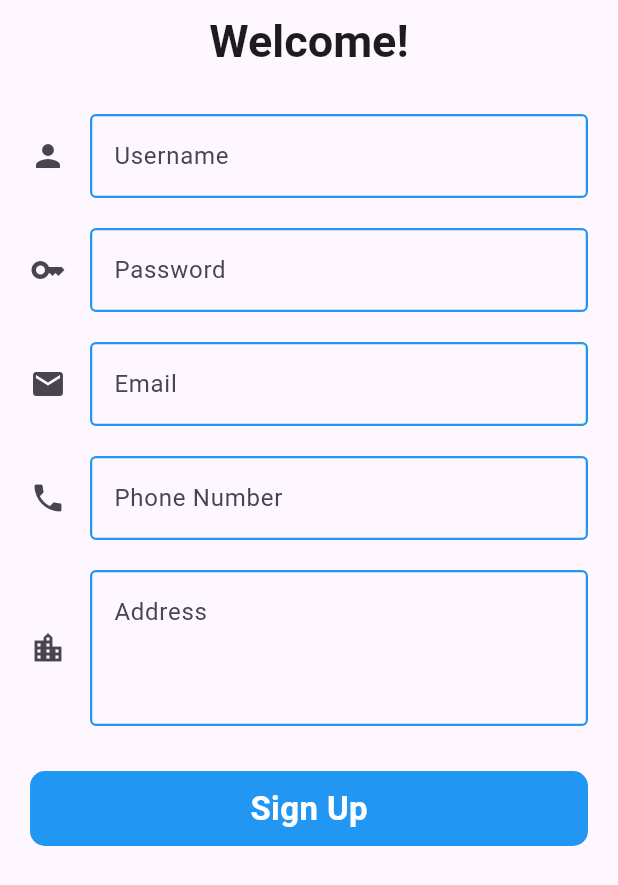
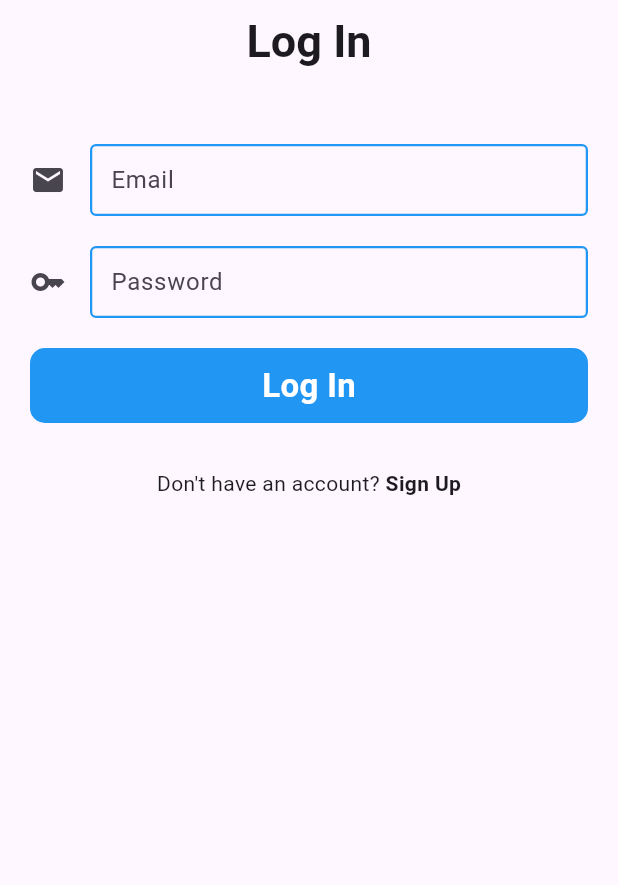
Before and after one commit to haadiyaa/firebase_usermanage, a Flutter app: the LoginPage screen opened directly, on a phone screen of 412 x 824 dp. Shown: the top 885 px of the screen. Run offline on Flutter 3.47's test engine with Material 3 defaults, Android fonts, the phone set to English and light mode, and no system bars; our stand-ins replace cloud_firestore, firebase_auth, firebase_core, get, google_sign_in; accounts and stored records are empty; network calls fail.

Commit message:
ui updated

```diff
--- /dev/null
+++ b/lib/controller/instancebinding.dart
@@ -0,0 +1,10 @@
+import 'package:firebasemain/controller/auth_controller.dart';
+import 'package:get/get.dart';
+
+class InstanceBinding extends Bindings {
+  @override
+  void dependencies() {
+    // TODO: implement dependencies
+    Get.lazyPut<AuthController>(() => AuthController());
+  }
+}
--- a/lib/main.dart
+++ b/lib/main.dart
@@ -1,6 +1,7 @@
 import 'package:firebase_core/firebase_core.dart';
+import 'package:firebasemain/controller/isSignedIn.dart';
 import 'package:firebasemain/firebase_options.dart';
-import 'package:firebasemain/view/screens/login_page.dart';
+import 'package:firebasemain/controller/instancebinding.dart';
 import 'package:flutter/material.dart';
 import 'package:get/get.dart';
 
@@ -16,7 +17,8 @@ class MyApp extends StatelessWidget {
   @override
   Widget build(BuildContext context) {
     return GetMaterialApp(
-      home: LoginPage(),
+      initialBinding: InstanceBinding(),
+      home: IsSignedIn(),
     );
   }
 }
--- a/lib/model/usermodel.dart
+++ b/lib/model/usermodel.dart
@@ -7,15 +7,15 @@ class UserModel {
     this.email,
     this.id,
     this.phone,
-    this.address,
   });
+
+
   factory UserModel.fromMap(DocumentSnapshot map) {
     return UserModel(
       id: map.id,
       username: map["username"],
       email: map["email"],
       phone: map["phone"],
-      address: map["address"],
     );
   }
   Map<String, dynamic> toMap() {
@@ -24,7 +24,6 @@ class UserModel {
       "username": username,
       "email": email,
       "phone": phone,
-      "address": address,
     };
   }
 }
--- a/lib/view/screens/login_page.dart
+++ /dev/null
@@ -1,103 +0,0 @@
-import 'package:firebasemain/controller/auth_controller.dart';
-import 'package:firebasemain/view/widgets/boxinputfield.dart';
-import 'package:flutter/material.dart';
-import 'package:get/get.dart';
-
-class LoginPage extends StatelessWidget {
-  LoginPage({super.key});
-
-  final ctrl = Get.put(AuthController());
-
-  @override
-  Widget build(BuildContext context) {
-    return Scaffold(
-      appBar: AppBar(
-        title: const Center(
-          child: Text(
-            "Welcome!",
-            style: TextStyle(
-              fontSize: 30,
-              fontWeight: FontWeight.bold,
-            ),
-          ),
-        ),
-      ),
-      body: Container(
-        padding: const EdgeInsets.all(20),
-        child: SingleChildScrollView(
-          child: Column(
-            children: [
-              BoxInputField(
-                controller: ctrl.signUsername,
-                placeholder: const Text("Username"),
-                icon: const Icon(Icons.person),
-              ),
-              const SizedBox(
-                height: 20,
-              ),
-              BoxInputField(
-                controller: ctrl.loginPassword,
-                placeholder: const Text('Password'),
-                icon: const Icon(Icons.key),
-              ),
-              const SizedBox(
-                height: 20,
-              ),
-              BoxInputField(
-                controller: ctrl.loginEmail,
-                placeholder: const Text("Email"),
-                icon: const Icon(Icons.email),
-              ),
-              const SizedBox(
-                height: 20,
-              ),
-              BoxInputField(
-                controller: ctrl.signPhone,
-                placeholder: const Text("Phone Number"),
-                icon: const Icon(Icons.phone),
-              ),
-              const SizedBox(
-                height: 20,
-              ),
-              BoxInputField(
-                controller: ctrl.signAddress,
-                placeholder: const Text("Address"),
-                icon: const Icon(Icons.location_city),
-                line: 3,
-              ),
-              const SizedBox(
-                height: 30,
-              ),
-              InkWell(
-                onTap: () async {
-                  ctrl.signUp();
-                },
-                child: Obx(
-                  () => Container(
-                    alignment: Alignment.center,
-                    height: 50,
-                    decoration: BoxDecoration(
-                      color: Colors.blue.shade500,
-                      borderRadius: BorderRadius.circular(10),
-                    ),
-                    child: ctrl.loading.value
-                        ? const CircularProgressIndicator(
-                            color: Colors.white,
-                          )
-                        : const Text(
-                            "Sign Up",
-                            style: TextStyle(
-                                color: Colors.white,
-                                fontSize: 22,
-                                fontWeight: FontWeight.bold),
-                          ),
-                  ),
-                ),
-              ),
-            ],
-          ),
-        ),
-      ),
-    );
-  }
-}
--- /dev/null
+++ b/lib/view/screens/loginpage.dart
@@ -0,0 +1,115 @@
+import 'package:firebasemain/controller/auth_controller.dart';
+import 'package:firebasemain/view/screens/signup_page.dart';
+import 'package:firebasemain/view/widgets/boxinputfield.dart';
+import 'package:flutter/material.dart';
+import 'package:get/get.dart';
+
+class LoginPage extends GetWidget<AuthController> {
+   LoginPage({super.key});
+
+    // final ctrl = Get.put(AuthController());
+    final TextEditingController email=TextEditingController();
+    final TextEditingController pass=TextEditingController();
+
+
+  @override
+  Widget build(BuildContext context) {
+    return Scaffold(
+      appBar: AppBar(
+        title: const Center(
+          child: Text(
+            "Log In",
+            style: TextStyle(
+              fontSize: 30,
+              fontWeight: FontWeight.bold,
+            ),
+          ),
+        ),
+      ),
+      body: Container(
+        padding: const EdgeInsets.all(20),
+        child: SingleChildScrollView(
+          child: Column(
+            children: [
+              // SizedBox(height: 20,),
+              // BoxInputField(
+              //   // controller: ctrl.signUsername,
+              //   placeholder: const Text("Username"),
+              //   icon: const Icon(Icons.person),
+              // ),
+              const SizedBox(
+                height: 20,
+              ),
+
+              BoxInputField(
+                // controller: ctrl.loginEmail,
+                controller: email,
+                placeholder: const Text("Email"),
+                icon: const Icon(Icons.email),
+              ),
+              const SizedBox(
+                height: 20,
+              ),
+              BoxInputField(
+                // controller: ctrl.loginPassword,
+                controller: pass,
+                placeholder: const Text('Password'),
+                icon: const Icon(Icons.key),
+              ),
+              const SizedBox(
+                height: 20,
+              ),
+              InkWell(
+                onTap: _login,
+                child:  Container(
+                    alignment: Alignment.center,
+                    height: 50,
+                    decoration: BoxDecoration(
+                      color: Colors.blue.shade500,
+                      borderRadius: BorderRadius.circular(10),
+                    ),
+                    child:
+                    // ctrl.loading.value
+                    //     ? const CircularProgressIndicator(
+                    //         color: Colors.white,
+                    //       )
+                    //     :
+                        const Text(
+                            "Log In",
+                            style: TextStyle(
+                                color: Colors.white,
+                                fontSize: 22,
+                                fontWeight: FontWeight.bold),
+                          ),
+                  ),
+                ),
+
+              const SizedBox(
+                height: 30,
+              ),
+              GestureDetector(
+                onTap: () {
+                  Get.offAll(()=>SignUpPage());
+                },
+                child: Row(
+                  mainAxisAlignment: MainAxisAlignment.center,
+                  children: [
+                    Text("Don't have an account? "),
+                    Text(
+                      "Sign Up",
+                      style: TextStyle(fontWeight: FontWeight.bold),
+                    ),
+                  ],
+                ),
+              )
+            ],
+          ),
+        ),
+      ),
+    );
+  }
+
+  void _login() {
+    controller.logIn(email.text, pass.text);
+  }
+}
--- a/lib/view/widgets/boxinputfield.dart
+++ b/lib/view/widgets/boxinputfield.dart
@@ -44,6 +44,7 @@ class BoxInputField extends StatelessWidget {
       // validator: validator,
       controller: controller,
       decoration: InputDecoration(
+        contentPadding: const EdgeInsets.all(10),
         icon: icon,
         errorMaxLines: 10,
         errorStyle: const TextStyle(
--- a/pubspec.yaml
+++ b/pubspec.yaml
@@ -40,6 +40,7 @@ dependencies:
   firebase_auth: ^4.17.3
   cloud_firestore: ^4.15.4
   firebase_storage: ^11.6.5
+  google_sign_in: ^6.2.1
 
 dev_dependencies:
   flutter_test:
@@ -50,7 +51,7 @@ dev_dependencies:
   # activated in the `analysis_options.yaml` file located at the root of your
   # package. See that file for information about deactivating specific lint
   # rules and activating additional ones.
-  flutter_lints: ^2.0.0
+  flutter_lints: ^3.0.1
 
 # For information on the generic Dart part of this file, see the
 # following page: https://dart.dev/tools/pub/pubspec
```
Also changed, not shown: lib/controller/auth_controller.dart (+43 -49 lines), lib/controller/isSignedIn.dart (added, +16 -0 lines), lib/view/screens/home_page.dart (+9 -9 lines), lib/view/screens/signup_page.dart (added, +134 -0 lines), pubspec.lock, 1 other file.
